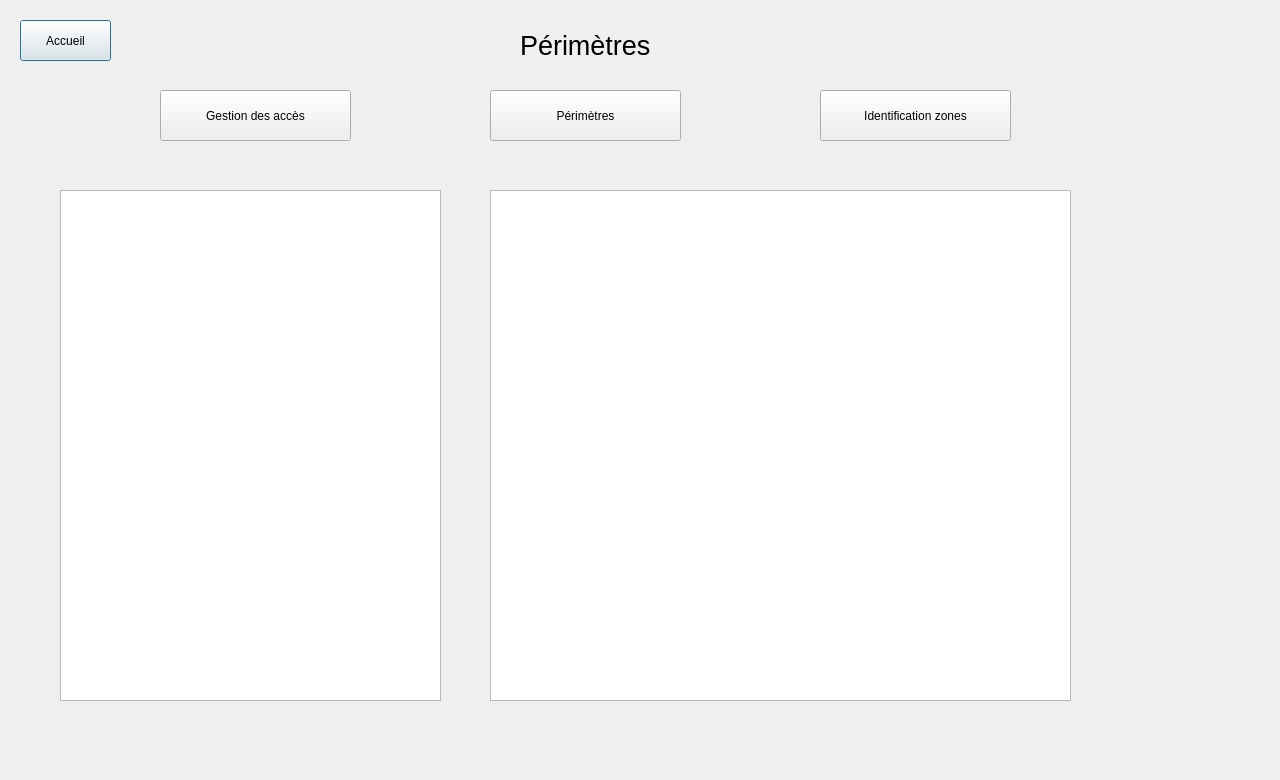
Above: Projet_Ajour/perimetres.ui from simzrch/Projet_Entremont before the change. Below: the same form after it.
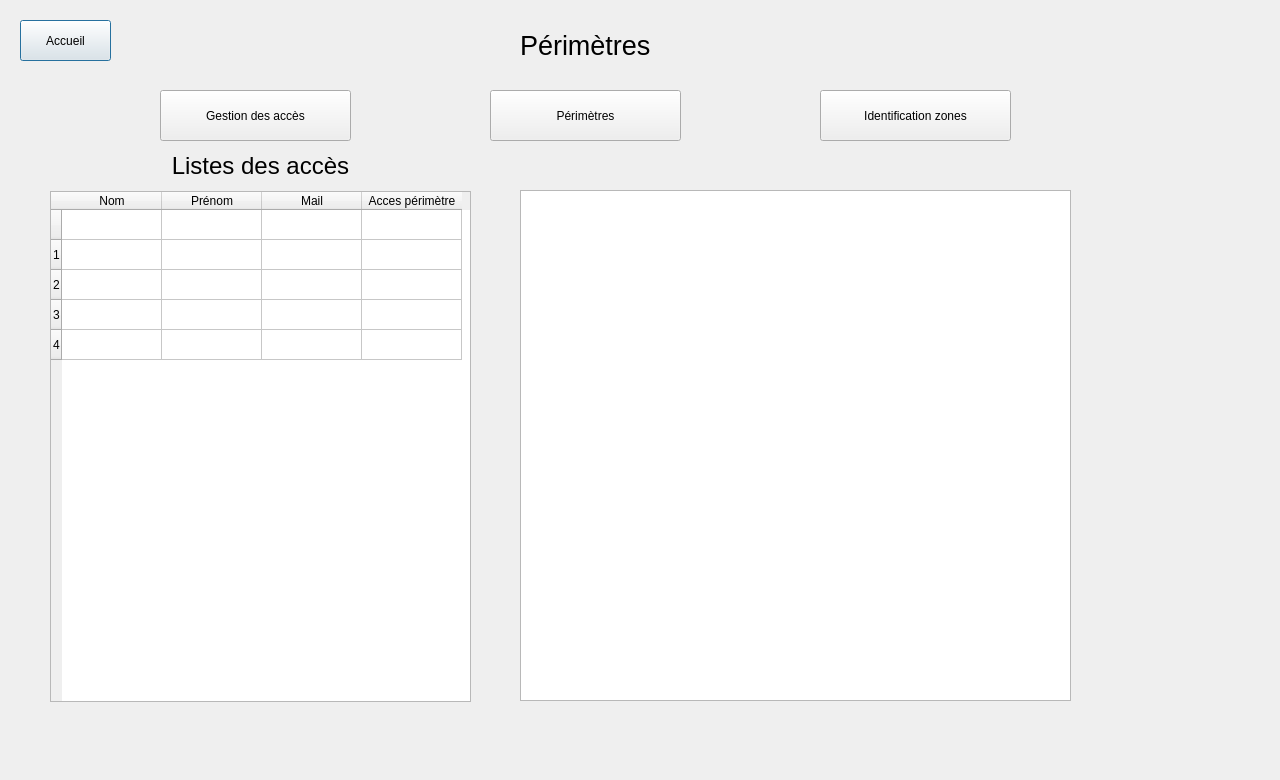
That is the form after the change.

Commit message: creation des tableaux dans les fichier .ui et creation fichier Image

```diff
--- a/Projet_Ajour/perimetres.ui
+++ b/Projet_Ajour/perimetres.ui
@@ -65,22 +65,12 @@
     <string>Identification zones</string>
    </property>
   </widget>
-  <widget class="QListView" name="listView">
-   <property name="geometry">
-    <rect>
-     <x>60</x>
-     <y>190</y>
-     <width>381</width>
-     <height>511</height>
-    </rect>
-   </property>
-  </widget>
   <widget class="QListView" name="listView_3">
    <property name="geometry">
     <rect>
-     <x>490</x>
+     <x>520</x>
      <y>190</y>
-     <width>581</width>
+     <width>551</width>
      <height>511</height>
     </rect>
    </property>
@@ -103,6 +93,85 @@
     <string>Périmètres</string>
    </property>
   </widget>
+  <widget class="QTableWidget" name="tableWidget_2">
+   <property name="geometry">
+    <rect>
+     <x>50</x>
+     <y>191</y>
+     <width>421</width>
+     <height>511</height>
+    </rect>
+   </property>
+   <row>
+    <property name="text">
+     <string/>
+    </property>
+   </row>
+   <row>
+    <property name="text">
+     <string>1</string>
+    </property>
+   </row>
+   <row>
+    <property name="text">
+     <string>2</string>
+    </property>
+   </row>
+   <row>
+    <property name="text">
+     <string>3</string>
+    </property>
+   </row>
+   <row>
+    <property name="text">
+     <string>4</string>
+    </property>
+   </row>
+   <column>
+    <property name="text">
+     <string>Nom</string>
+    </property>
+   </column>
+   <column>
+    <property name="text">
+     <string>Prénom</string>
+    </property>
+   </column>
+   <column>
+    <property name="text">
+     <string>Mail</string>
+    </property>
+   </column>
+   <column>
+    <property name="text">
+     <string>Acces périmètre</string>
+    </property>
+   </column>
+  </widget>
+  <widget class="QLabel" name="label_3">
+   <property name="geometry">
+    <rect>
+     <x>50</x>
+     <y>140</y>
+     <width>421</width>
+     <height>51</height>
+    </rect>
+   </property>
+   <property name="font">
+    <font>
+     <pointsize>18</pointsize>
+    </font>
+   </property>
+   <property name="text">
+    <string>Listes des accès</string>
+   </property>
+   <property name="alignment">
+    <set>Qt::AlignCenter</set>
+   </property>
+   <property name="wordWrap">
+    <bool>false</bool>
+   </property>
+  </widget>
  </widget>
  <resources/>
  <connections/>
```
The commit also changes 5 other files.
